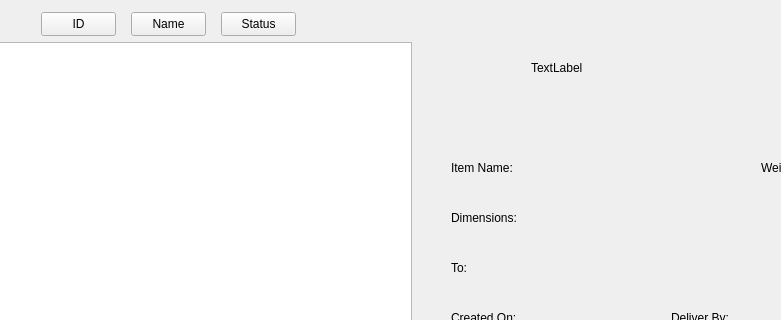
Old version of the form Project_Client/HomePage.ui in the repository deathtaco1231/deathtaco1231-COMP72070-24W-Project4-Group10-Sec3; both pictures show x 89 to 870 and y 98 to 418 of the 1023 by 597 pixel window.
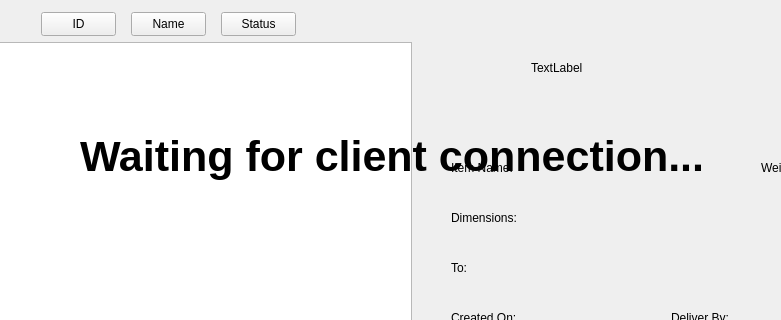
New version of the form.

Commit message: big changes to client, starting to build data movement functionality

Patch:
```diff
--- a/Project_Client/HomePage.ui
+++ b/Project_Client/HomePage.ui
@@ -353,6 +353,35 @@
      <string>Is Assigned To:</string>
     </property>
    </widget>
+   <widget class="QWidget" name="connectingWidget" native="true">
+    <property name="geometry">
+     <rect>
+      <x>9</x>
+      <y>-1</y>
+      <width>1011</width>
+      <height>571</height>
+     </rect>
+    </property>
+    <widget class="QLabel" name="label_7">
+     <property name="geometry">
+      <rect>
+       <x>160</x>
+       <y>160</y>
+       <width>701</width>
+       <height>191</height>
+      </rect>
+     </property>
+     <property name="font">
+      <font>
+       <pointsize>32</pointsize>
+       <bold>true</bold>
+      </font>
+     </property>
+     <property name="text">
+      <string>Waiting for client connection...</string>
+     </property>
+    </widget>
+   </widget>
   </widget>
   <widget class="QMenuBar" name="menubar">
    <property name="geometry">
```
The commit also changes 17 other files.
